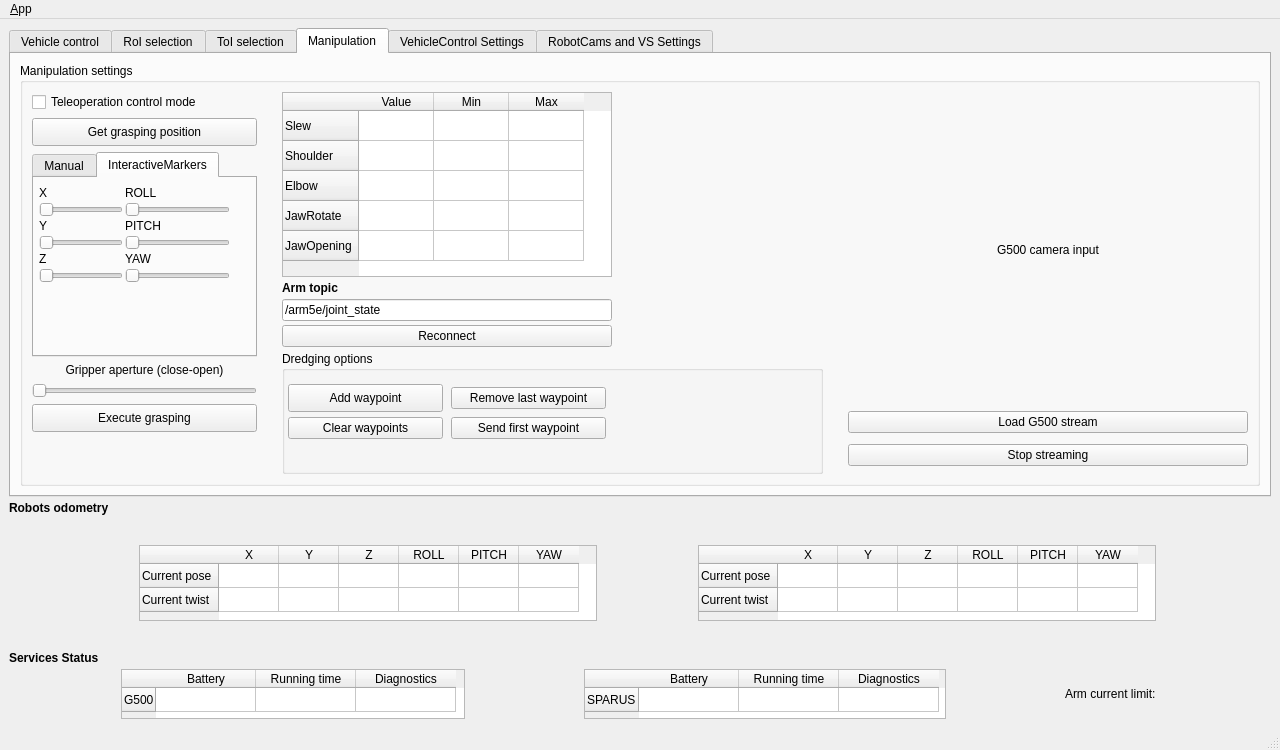
jcgarsan/merbots_gui, file ui/main_window.ui: the form before one commit.
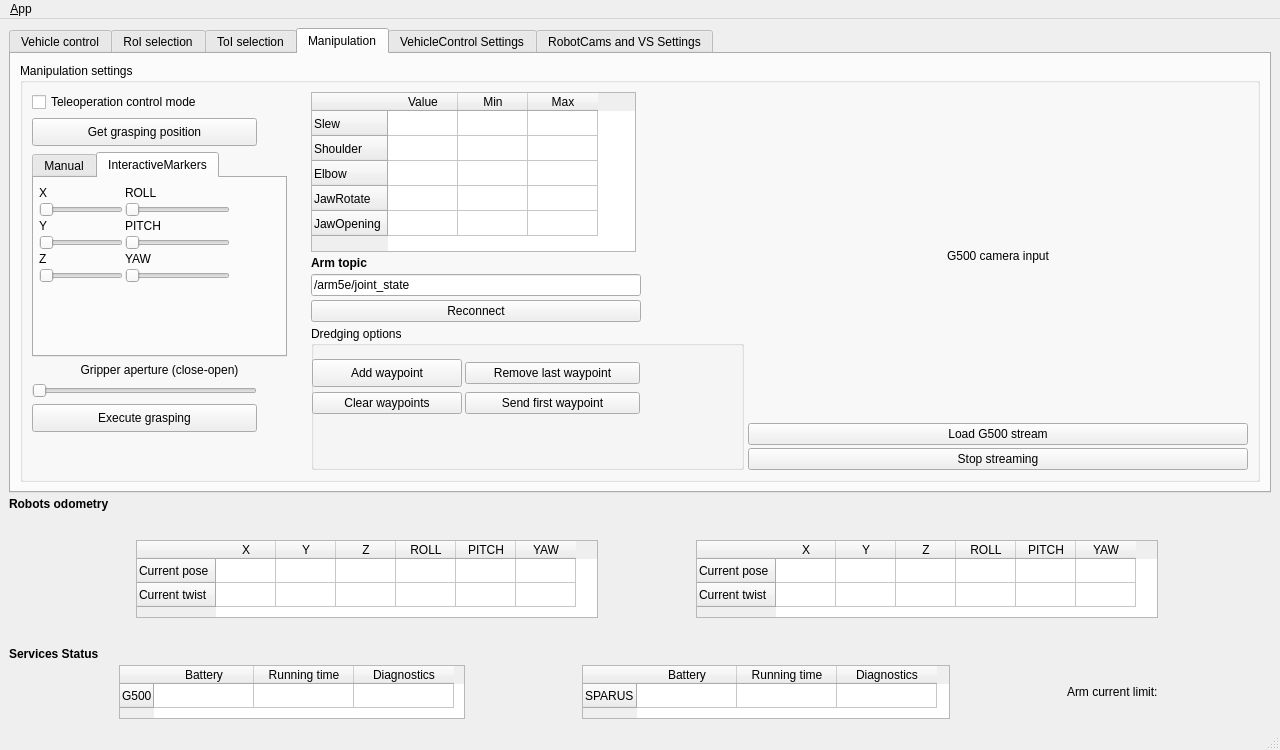
The form after the commit. The open tabs and pages were chosen to show the change. Icons and pictures are not drawn.

Commit message: GUI modified. Cameras input scaled

The edit to the form file:
```diff
--- a/ui/main_window.ui
+++ b/ui/main_window.ui
@@ -1078,7 +1078,7 @@
              <item>
               <layout class="QHBoxLayout" name="horizontalLayout_20">
                <property name="spacing">
-                <number>5</number>
+                <number>4</number>
                </property>
                <property name="bottomMargin">
                 <number>0</number>
@@ -1142,13 +1142,13 @@
                    </property>
                    <property name="minimumSize">
                     <size>
-                     <width>225</width>
+                     <width>255</width>
                      <height>205</height>
                     </size>
                    </property>
                    <property name="maximumSize">
                     <size>
-                     <width>225</width>
+                     <width>255</width>
                      <height>205</height>
                     </size>
                    </property>
@@ -1453,21 +1453,27 @@
                    </property>
                    <property name="minimumSize">
                     <size>
-                     <width>330</width>
-                     <height>185</height>
+                     <width>325</width>
+                     <height>160</height>
                     </size>
                    </property>
                    <property name="maximumSize">
                     <size>
-                     <width>330</width>
-                     <height>185</height>
+                     <width>325</width>
+                     <height>160</height>
                     </size>
                    </property>
                    <attribute name="horizontalHeaderDefaultSectionSize">
-                    <number>75</number>
+                    <number>70</number>
                    </attribute>
                    <attribute name="horizontalHeaderMinimumSectionSize">
-                    <number>75</number>
+                    <number>70</number>
+                   </attribute>
+                   <attribute name="verticalHeaderDefaultSectionSize">
+                    <number>25</number>
+                   </attribute>
+                   <attribute name="verticalHeaderMinimumSectionSize">
+                    <number>25</number>
                    </attribute>
                    <row>
                     <property name="text">
@@ -1578,7 +1584,7 @@
                      <rect>
                       <x>0</x>
                       <y>30</y>
-                      <width>331</width>
+                      <width>332</width>
                       <height>62</height>
                      </rect>
                     </property>
@@ -1596,13 +1602,13 @@
                        </property>
                        <property name="minimumSize">
                         <size>
-                         <width>155</width>
+                         <width>150</width>
                          <height>28</height>
                         </size>
                        </property>
                        <property name="maximumSize">
                         <size>
-                         <width>155</width>
+                         <width>150</width>
                          <height>28</height>
                         </size>
                        </property>
@@ -1615,13 +1621,13 @@
                       <widget class="QPushButton" name="removeLastWaypointButton">
                        <property name="minimumSize">
                         <size>
-                         <width>155</width>
+                         <width>175</width>
                          <height>0</height>
                         </size>
                        </property>
                        <property name="maximumSize">
                         <size>
-                         <width>155</width>
+                         <width>175</width>
                          <height>16777215</height>
                         </size>
                        </property>
@@ -1634,13 +1640,13 @@
                       <widget class="QPushButton" name="executeDredgingButton">
                        <property name="minimumSize">
                         <size>
-                         <width>155</width>
+                         <width>175</width>
                          <height>0</height>
                         </size>
                        </property>
                        <property name="maximumSize">
                         <size>
-                         <width>155</width>
+                         <width>175</width>
                          <height>16777215</height>
                         </size>
                        </property>
@@ -1653,13 +1659,13 @@
                       <widget class="QPushButton" name="clearWaypointsButton">
                        <property name="minimumSize">
                         <size>
-                         <width>155</width>
+                         <width>150</width>
                          <height>0</height>
                         </size>
                        </property>
                        <property name="maximumSize">
                         <size>
-                         <width>155</width>
+                         <width>150</width>
                          <height>16777215</height>
                         </size>
                        </property>
@@ -1674,19 +1680,6 @@
                  </item>
                 </layout>
                </item>
-               <item>
-                <spacer name="verticalSpacer_4">
-                 <property name="orientation">
-                  <enum>Qt::Vertical</enum>
-                 </property>
-                 <property name="sizeHint" stdset="0">
-                  <size>
-                   <width>20</width>
-                   <height>40</height>
-                  </size>
-                 </property>
-                </spacer>
-               </item>
                <item>
                 <layout class="QVBoxLayout" name="verticalLayout_7">
                  <property name="spacing">
@@ -1695,21 +1688,21 @@
                  <item>
                   <widget class="QLabel" name="g500StreamView2">
                    <property name="sizePolicy">
-                    <sizepolicy hsizetype="Fixed" vsizetype="Fixed">
+                    <sizepolicy hsizetype="Minimum" vsizetype="Minimum">
                      <horstretch>0</horstretch>
                      <verstretch>0</verstretch>
                     </sizepolicy>
                    </property>
                    <property name="minimumSize">
                     <size>
-                     <width>400</width>
-                     <height>300</height>
+                     <width>500</width>
+                     <height>270</height>
                     </size>
                    </property>
                    <property name="maximumSize">
                     <size>
-                     <width>400</width>
-                     <height>300</height>
+                     <width>16777215</width>
+                     <height>16777215</height>
                     </size>
                    </property>
                    <property name="text">
@@ -1730,7 +1723,7 @@
                    </property>
                    <property name="minimumSize">
                     <size>
-                     <width>400</width>
+                     <width>500</width>
                      <height>0</height>
                     </size>
                    </property>
@@ -1755,7 +1748,7 @@
                    </property>
                    <property name="minimumSize">
                     <size>
-                     <width>400</width>
+                     <width>500</width>
                      <height>0</height>
                     </size>
                    </property>
@@ -2364,14 +2357,14 @@
             </property>
             <property name="minimumSize">
              <size>
-              <width>458</width>
-              <height>76</height>
+              <width>462</width>
+              <height>78</height>
              </size>
             </property>
             <property name="maximumSize">
              <size>
-              <width>458</width>
-              <height>76</height>
+              <width>462</width>
+              <height>78</height>
              </size>
             </property>
             <property name="font">
@@ -2459,14 +2452,14 @@
             </property>
             <property name="minimumSize">
              <size>
-              <width>458</width>
-              <height>76</height>
+              <width>462</width>
+              <height>78</height>
              </size>
             </property>
             <property name="maximumSize">
              <size>
-              <width>458</width>
-              <height>76</height>
+              <width>462</width>
+              <height>78</height>
              </size>
             </property>
             <property name="font">
@@ -2601,14 +2594,14 @@
           </property>
           <property name="minimumSize">
            <size>
-            <width>344</width>
-            <height>50</height>
+            <width>346</width>
+            <height>54</height>
            </size>
           </property>
           <property name="maximumSize">
            <size>
-            <width>344</width>
-            <height>50</height>
+            <width>346</width>
+            <height>54</height>
            </size>
           </property>
           <property name="font">
@@ -2673,14 +2666,14 @@
           </property>
           <property name="minimumSize">
            <size>
-            <width>362</width>
-            <height>50</height>
+            <width>368</width>
+            <height>54</height>
            </size>
           </property>
           <property name="maximumSize">
            <size>
-            <width>362</width>
-            <height>50</height>
+            <width>368</width>
+            <height>54</height>
            </size>
           </property>
           <property name="font">
```
Left out of the diff: 42 changed lines with no effect on the pictures. The commit also changes 1 other file.
